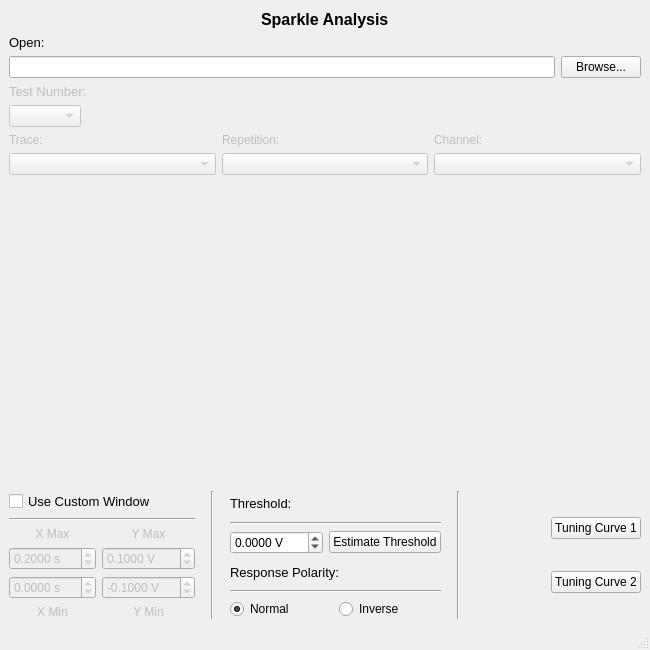
Above: main.ui from portfors-lab/SparkleAnalysis before the change. Below: the same form after it.
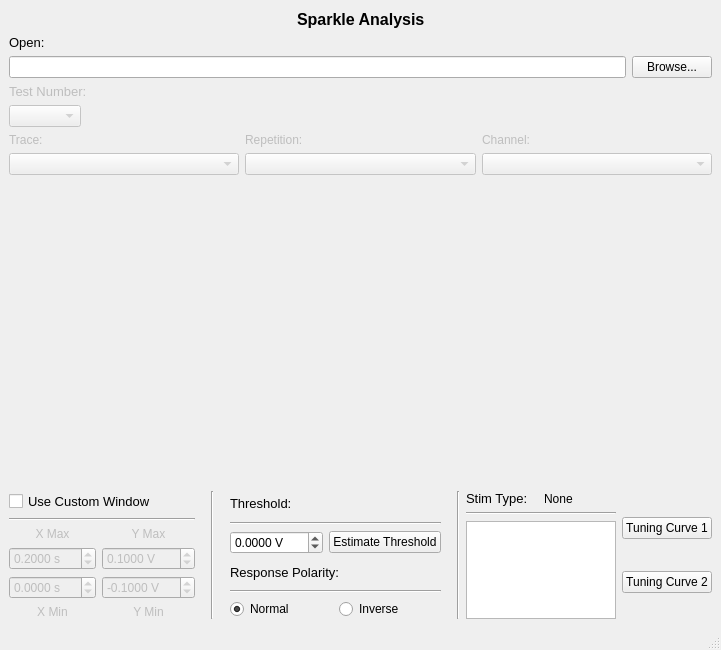
That is the form after the change. Custom widgets are drawn as their Qt base class.

Commit message: Checks the stim type and added a text field for error messages

The edit to the form file:
```diff
--- a/main.ui
+++ b/main.ui
@@ -9,7 +9,7 @@
    <rect>
     <x>0</x>
     <y>0</y>
-    <width>650</width>
+    <width>681</width>
     <height>650</height>
    </rect>
   </property>
@@ -495,6 +495,55 @@
         </property>
        </widget>
       </item>
+      <item>
+       <layout class="QGridLayout" name="gridLayout_5">
+        <item row="0" column="0">
+         <widget class="QLabel" name="label_3">
+          <property name="font">
+           <font>
+            <pointsize>10</pointsize>
+           </font>
+          </property>
+          <property name="text">
+           <string>Stim Type:</string>
+          </property>
+         </widget>
+        </item>
+        <item row="0" column="1">
+         <widget class="QLabel" name="label_stim_type">
+          <property name="text">
+           <string>None</string>
+          </property>
+         </widget>
+        </item>
+        <item row="2" column="0" colspan="2">
+         <widget class="QTextEdit" name="textEdit">
+          <property name="enabled">
+           <bool>true</bool>
+          </property>
+          <property name="sizePolicy">
+           <sizepolicy hsizetype="Expanding" vsizetype="Preferred">
+            <horstretch>0</horstretch>
+            <verstretch>0</verstretch>
+           </sizepolicy>
+          </property>
+          <property name="minimumSize">
+           <size>
+            <width>150</width>
+            <height>0</height>
+           </size>
+          </property>
+         </widget>
+        </item>
+        <item row="1" column="0" colspan="2">
+         <widget class="Line" name="line_6">
+          <property name="orientation">
+           <enum>Qt::Horizontal</enum>
+          </property>
+         </widget>
+        </item>
+       </layout>
+      </item>
       <item>
        <spacer name="horizontalSpacer_4">
         <property name="orientation">
```
Left out of the diff: 90 changed lines with no effect on the pictures. The commit also changes 2 other files.
